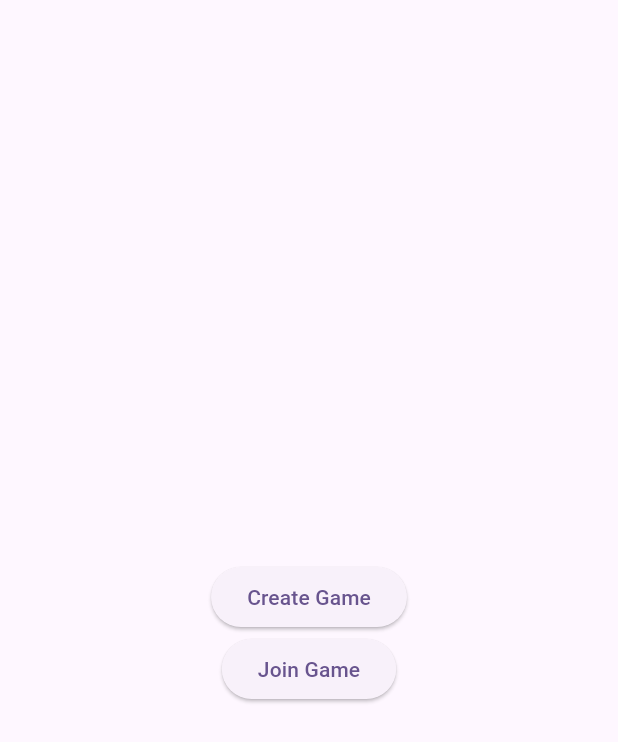
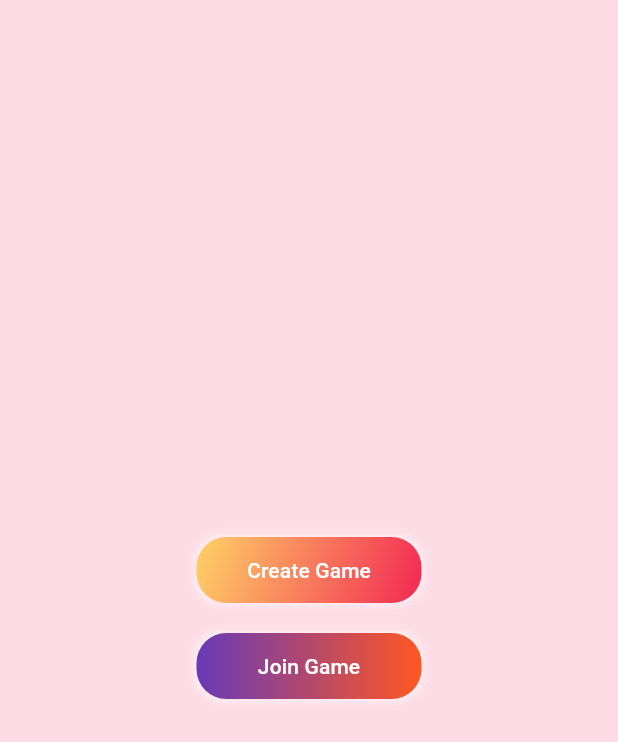
Before and after one commit to SulabhShrestha/tic-tac-toe, a Flutter app: the screen it shows after launch, on a phone screen of 412 x 824 dp. Shown: the top 742 px of the screen. Run offline on Flutter 3.47's test engine with Material 3 defaults, Android fonts, the phone set to English and light mode, and no system bars; our stand-ins replace flutter_dotenv, flutter_riverpod, socket_io_client; missing offline and left inert: r_dotted_line_border.

Commit message:
Changed homepage ui

```diff
--- a/mobile/lib/main.dart
+++ b/mobile/lib/main.dart
@@ -28,6 +28,12 @@ class MyApp extends ConsumerWidget {
       theme: ThemeData(
         colorScheme: ColorScheme.fromSeed(seedColor: Colors.deepPurple),
         useMaterial3: true,
+        elevatedButtonTheme: ElevatedButtonThemeData(
+          style: ElevatedButton.styleFrom(
+            foregroundColor: Colors.white,
+            backgroundColor: Colors.deepPurple,
+          ),
+        ),
       ),
       initialRoute: "/",
       onGenerateRoute: generateRoute,
--- a/mobile/lib/services/socket_web_services.dart
+++ b/mobile/lib/services/socket_web_services.dart
@@ -10,8 +10,8 @@ class SocketWebServices {
   /// adds the userId in the header location
   void init() {
     socket = IO.io(
-        // dotenv.env['URL'],
-        "http://10.0.2.2:3000",
+        dotenv.env['URL'],
+        // "http://10.0.2.2:3000",
         IO.OptionBuilder()
             .setTransports(['websocket'])
             .disableAutoConnect()
--- a/mobile/lib/views/game_page/game_page.dart
+++ b/mobile/lib/views/game_page/game_page.dart
@@ -332,7 +332,10 @@ class _HomePageState extends ConsumerState<GamePage> {
                           gradient: LinearGradient(
                             begin: Alignment.topLeft,
                             end: Alignment.bottomRight,
-                            colors: [Colors.blue.shade600, Colors.green],
+                            colors: [
+                              Colors.amber.shade300,
+                              Colors.amber.shade700
+                            ],
                           ),
                           borderRadius: BorderRadius.circular(10),
                         ),
--- a/mobile/lib/views/homepage/home_page.dart
+++ b/mobile/lib/views/homepage/home_page.dart
@@ -8,6 +8,7 @@ import 'package:mobile/providers/waiting_for_connection_provider.dart';
 import 'package:mobile/services/socket_web_services.dart';
 import 'package:mobile/views/game_page/widgets/player_profile_card.dart';
 import 'package:mobile/views/homepage/loading_button_with_text.dart';
+import 'package:mobile/views/homepage/widgets/gradient_button.dart';
 
 class HomePage extends ConsumerWidget {
   const HomePage({super.key});
@@ -15,6 +16,7 @@ class HomePage extends ConsumerWidget {
   @override
   Widget build(BuildContext context, WidgetRef ref) {
     return Scaffold(
+      backgroundColor: const Color(0xFFFDDCE6),
       body: SafeArea(
         child: SizedBox(
           width: double.infinity,
@@ -22,10 +24,10 @@ class HomePage extends ConsumerWidget {
             mainAxisAlignment: MainAxisAlignment.center,
             crossAxisAlignment: CrossAxisAlignment.center,
             children: [
-              const SizedBox(height: 20),
               LoadingButtonWithText(
                 text: "Create Game",
                 onTap: () {
+                  debugPrint("Loading");
                   var socketWebServices = SocketWebServices()
                     ..init()
                     ..createRoom(myUid: ref.read(userIdProvider));
@@ -42,8 +44,11 @@ class HomePage extends ConsumerWidget {
                   });
                 },
               ),
-              ElevatedButton(
-                onPressed: () {
+              const SizedBox(height: 20),
+              GradientButton(
+                  linearGradient: const LinearGradient(
+                      colors: [Colors.deepPurple, Colors.deepOrange]),
+                  onTap: () {
                     log("Ref: ${ref.read(userIdProvider)}");
 
                     // alert dialog
@@ -53,8 +58,7 @@ class HomePage extends ConsumerWidget {
                           return _askForRoomId(context, ref);
                         });
                   },
-                child: const Text("Join Game"),
-              ),
+                  child: const Text("Join Game"))
             ],
           ),
         ),
--- a/mobile/lib/views/homepage/loading_button_with_text.dart
+++ b/mobile/lib/views/homepage/loading_button_with_text.dart
@@ -1,6 +1,8 @@
 import 'package:flutter/material.dart';
 import 'package:flutter_riverpod/flutter_riverpod.dart';
 import 'package:mobile/providers/waiting_for_connection_provider.dart';
+import 'package:mobile/utils/colors.dart';
+import 'package:mobile/views/homepage/widgets/gradient_button.dart';
 
 class LoadingButtonWithText extends ConsumerStatefulWidget {
   final String text;
@@ -24,19 +26,27 @@ class _LoadingButtonWithTextState extends ConsumerState<LoadingButtonWithText> {
   Widget build(BuildContext context) {
     debugPrint("should load: $isLoading");
 
-    return ElevatedButton(
-      onPressed: () {
+    return GradientButton(
+      onTap: () {
         setState(() {
           isLoading = true;
         });
         widget.onTap();
       },
+      linearGradient: LinearGradient(
+        begin: Alignment.topLeft,
+        end: Alignment.bottomRight,
+        colors: [ConstantColors.yellow, ConstantColors.red],
+      ),
       child: Row(
         mainAxisSize: MainAxisSize.min,
         children: [
           if (ref.read(waitingForConnectionProvider))
             const CircularProgressIndicator(),
-          Text(widget.text),
+          Text(
+            widget.text,
+            style: TextStyle(color: Colors.white),
+          ),
         ],
       ),
     );
--- /dev/null
+++ b/mobile/lib/views/homepage/widgets/gradient_button.dart
@@ -0,0 +1,44 @@
+import 'package:flutter/material.dart';
+
+class GradientButton extends StatelessWidget {
+  final VoidCallback onTap;
+  final Widget child;
+  final LinearGradient? linearGradient;
+
+  const GradientButton({
+    super.key,
+    required this.onTap,
+    required this.child,
+    this.linearGradient =
+        const LinearGradient(colors: [Colors.cyan, Colors.indigo]),
+  });
+
+  @override
+  Widget build(BuildContext context) {
+    return Container(
+      width: 150,
+      height: 44,
+      decoration: BoxDecoration(
+        gradient: linearGradient,
+        borderRadius: BorderRadius.circular(20),
+        boxShadow: [
+          BoxShadow(
+            color: Colors.white.withOpacity(0.5),
+            spreadRadius: 2,
+            blurRadius: 4,
+          ),
+        ],
+      ),
+      child: ElevatedButton(
+        onPressed: onTap,
+        style: ElevatedButton.styleFrom(
+          backgroundColor: Colors.transparent,
+          shadowColor: Colors.transparent,
+          shape:
+              RoundedRectangleBorder(borderRadius: BorderRadius.circular(20)),
+        ),
+        child: child,
+      ),
+    );
+  }
+}
```
Also changed, not shown: mobile/lib/views/game_page/widgets/player_profile_card.dart (+6 -2 lines), mobile/lib/views/game_page/widgets/waiting_loading_indicator.dart (+24 -12 lines). Lines whose indentation alone changed are shown as unchanged.
